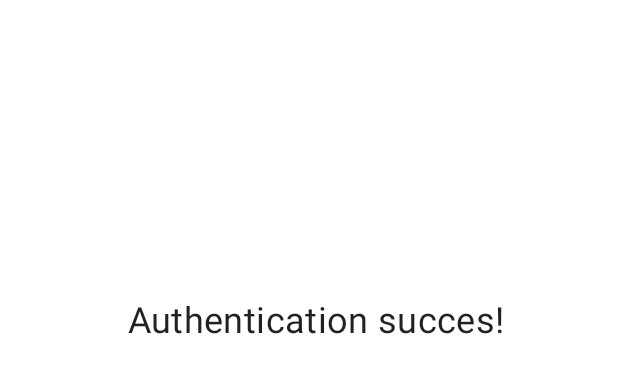
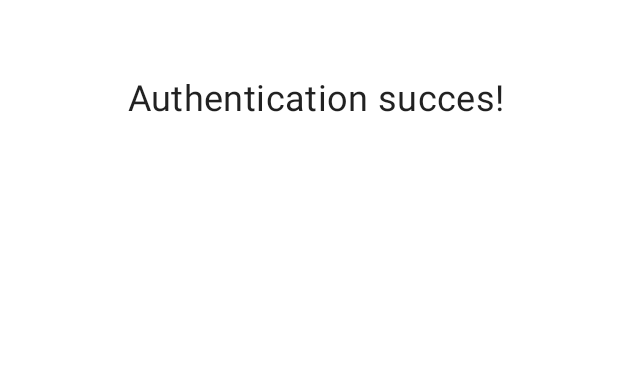
Before and after one commit to michalguspiel/CakeOrderingApp, an Android app: the layout another_activity_view.xml on its own in the app's theme, with its tools: preview values and no code run, on a phone screen of 412 x 824 dp. Shown: the top 373 px of the screen. Run offline under Robolectric (Android 15) with nearby library versions, the phone set to English and light mode, and no system bars.

Commit message:
First commit

```diff
--- a/app/src/main/AndroidManifest.xml
+++ b/app/src/main/AndroidManifest.xml
@@ -1,6 +1,8 @@
 <?xml version="1.0" encoding="utf-8"?>
 <manifest xmlns:android="http://schemas.android.com/apk/res/android"
     package="com.example.cakeorderingapp">
+<uses-permission android:name="android.permission.INTERNET" />
+
 
     <application
         android:allowBackup="true"
--- a/app/src/main/java/com/example/cakeorderingapp/MainActivity.kt
+++ b/app/src/main/java/com/example/cakeorderingapp/MainActivity.kt
@@ -86,6 +86,7 @@ class MainActivity : AppCompatActivity() {
         }
     }
 
+
     private fun firebaseAuthWithGoogle(idToken: String) {
         val credential = GoogleAuthProvider.getCredential(idToken, null)
         auth.signInWithCredential(credential)
--- a/app/src/main/res/layout/another_activity_view.xml
+++ b/app/src/main/res/layout/another_activity_view.xml
@@ -10,11 +10,23 @@
         style="@style/MaterialAlertDialog.MaterialComponents.Title.Text"
         android:layout_width="wrap_content"
         android:layout_height="wrap_content"
-        android:layout_marginTop="196dp"
+        android:layout_marginTop="48dp"
         android:layout_marginEnd="76dp"
 
+        android:layout_marginBottom="147dp"
         android:text="Authentication succes!"
         android:textSize="24sp"
+        app:layout_constraintBottom_toTopOf="@+id/recyclerView"
         app:layout_constraintEnd_toEndOf="parent"
         app:layout_constraintTop_toTopOf="parent" />
+
+    <androidx.recyclerview.widget.RecyclerView
+        android:id="@+id/recyclerView"
+        android:layout_width="0dp"
+        android:layout_height="0dp"
+        android:layout_marginBottom="4dp"
+        app:layout_constraintBottom_toBottomOf="parent"
+        app:layout_constraintEnd_toEndOf="parent"
+        app:layout_constraintStart_toStartOf="parent"
+        app:layout_constraintTop_toBottomOf="@+id/textView2" />
 </androidx.constraintlayout.widget.ConstraintLayout>
```
Also changed, not shown: app/build.gradle (+10 -1 lines), app/src/main/java/com/example/cakeorderingapp/TestActivity.kt (+39 -2 lines), app/src/main/java/com/example/cakeorderingapp/model/User.kt (added, +7 -0 lines).
